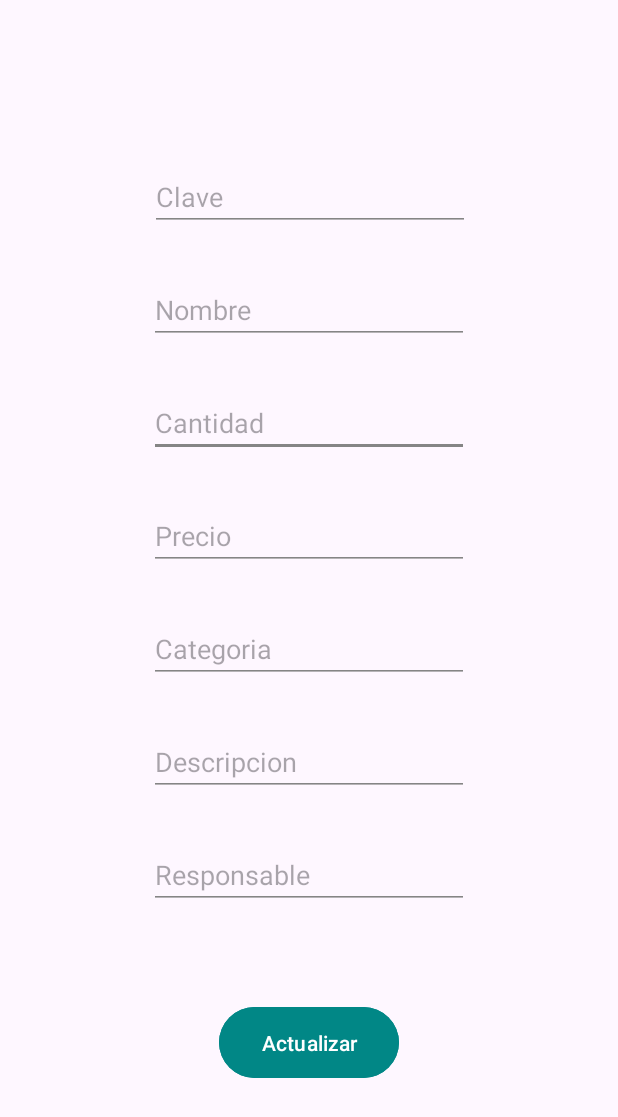
After one commit to anma13711-ops/RecycleView, an Android app: the Actualizar screen opened directly, with no data from a screen before it, on a phone screen of 412 x 824 dp. The commit adds this screen. Shown: the top 1117 px of the screen. Run offline under Robolectric (Android 15) with nearby library versions, the phone set to English and light mode, and no system bars; 1 statement that could not run was skipped.

Commit message:
Actualizar Base de Datos

```diff
--- /dev/null
+++ b/app/src/main/java/com/anmaoff/recycleview/Actualizar.java
@@ -0,0 +1,84 @@
+package com.anmaoff.recycleview;
+
+import android.content.Intent;
+import android.os.Bundle;
+import android.view.View;
+import android.widget.Button;
+import android.widget.EditText;
+import android.widget.Toast;
+
+import androidx.appcompat.app.AppCompatActivity;
+import androidx.core.graphics.Insets;
+import androidx.core.view.ViewCompat;
+import androidx.core.view.WindowCompat;
+import androidx.core.view.WindowInsetsCompat;
+
+import com.anmaoff.recycleview.modelo.Conexion;
+import com.anmaoff.recycleview.modelo.producto;
+import com.anmaoff.recycleview.vistas.MainActivity;
+
+public class Actualizar extends AppCompatActivity {
+
+    EditText txtMClave, txtMCantidad, txtMPrecio, txtMName, txtMCategoria, txtMDescripcion, txtMResponsable;
+    Button btnActualizar;
+
+    @Override
+    protected void onCreate(Bundle savedInstanceState) {
+        super.onCreate(savedInstanceState);
+        WindowCompat.enableEdgeToEdge(getWindow());
+        setContentView(R.layout.activity_actualizar);
+        ViewCompat.setOnApplyWindowInsetsListener(findViewById(R.id.main), (v, insets) -> {
+            Insets systemBars = insets.getInsets(WindowInsetsCompat.Type.systemBars());
+            v.setPadding(systemBars.left, systemBars.top, systemBars.right, systemBars.bottom);
+            return insets;
+        });
+
+        txtMClave = findViewById(R.id.txtClave2);
+        txtMCantidad = findViewById(R.id.txtCantidad2);
+        txtMPrecio = findViewById(R.id.txtPrecio2);
+        txtMName = findViewById(R.id.txtName2);
+        txtMCategoria = findViewById(R.id.txtCategoria2);
+        txtMDescripcion = findViewById(R.id.txtDescripcion2);
+        txtMResponsable = findViewById(R.id.txtResponsable2);
+        btnActualizar = findViewById(R.id.btnActualizar);
+
+        txtMClave.setText(getIntent().getStringExtra("Clave"));
+        txtMCantidad.setText(getIntent().getStringExtra("Cantidad"));
+        txtMPrecio.setText(getIntent().getStringExtra("Precio"));
+        txtMName.setText(getIntent().getStringExtra("Name"));
+        txtMCategoria.setText(getIntent().getStringExtra("Categoria"));
+        txtMDescripcion.setText(getIntent().getStringExtra("Descripcion"));
+        txtMResponsable.setText(getIntent().getStringExtra("Responsable"));
+
+        txtMClave.setEnabled(false);
+
+        btnActualizar.setOnClickListener(new View.OnClickListener() {
+            @Override
+            public void onClick(View v) {
+                try {
+                    Conexion conexion = new Conexion(Actualizar.this);
+                    producto producto = new producto();
+
+                    producto.setClave(Integer.parseInt(txtMClave.getText().toString().trim()));
+                    producto.setCantidad(Integer.parseInt(txtMCantidad.getText().toString().trim()));
+                    producto.setPrecio(Double.parseDouble(txtMPrecio.getText().toString().trim()));
+                    producto.setName(txtMName.getText().toString().trim());
+                    producto.setCategoria(txtMCategoria.getText().toString().trim());
+                    producto.setDescripcion(txtMDescripcion.getText().toString().trim());
+                    producto.setResponsable(txtMResponsable.getText().toString().trim());
+
+                    conexion.actualizar(producto);
+
+                    Intent intent = new Intent(Actualizar.this, MainActivity.class);
+                    intent.addFlags(Intent.FLAG_ACTIVITY_CLEAR_TOP);
+                    startActivity(intent);
+                    finish();
+                } catch (NumberFormatException e) {
+                    Toast.makeText(Actualizar.this,
+                            "Revisa que Cantidad y Precio sean números válidos",
+                            Toast.LENGTH_SHORT).show();
+                }
+            }
+        });
+    }
+}
--- /dev/null
+++ b/app/src/main/res/layout/activity_actualizar.xml
@@ -0,0 +1,131 @@
+<?xml version="1.0" encoding="utf-8"?>
+<androidx.constraintlayout.widget.ConstraintLayout xmlns:android="http://schemas.android.com/apk/res/android"
+    xmlns:app="http://schemas.android.com/apk/res-auto"
+    xmlns:tools="http://schemas.android.com/tools"
+    android:id="@+id/main"
+    android:layout_width="match_parent"
+    android:layout_height="match_parent"
+    tools:context=".Actualizar">
+
+    <EditText
+        android:id="@+id/txtClave2"
+        android:layout_width="wrap_content"
+        android:layout_height="wrap_content"
+        android:layout_marginStart="100dp"
+        android:layout_marginTop="15dp"
+        android:layout_marginEnd="100dp"
+        android:layout_marginBottom="670dp"
+        android:backgroundTint="#858585"
+        android:ems="10"
+        android:hint="Clave"
+        android:inputType="number"
+        app:layout_constraintBottom_toBottomOf="parent"
+        app:layout_constraintEnd_toEndOf="parent"
+        app:layout_constraintHorizontal_bias="0.0"
+        app:layout_constraintStart_toStartOf="parent"
+        app:layout_constraintTop_toTopOf="parent"
+        app:layout_constraintVertical_bias="1.0" />
+
+    <EditText
+        android:id="@+id/txtCantidad2"
+        android:layout_width="wrap_content"
+        android:layout_height="wrap_content"
+        android:layout_marginStart="100dp"
+        android:layout_marginTop="30dp"
+        android:layout_marginEnd="100dp"
+        android:backgroundTint="#858585"
+        android:ems="10"
+        android:hint="Cantidad"
+        android:inputType="number"
+        app:layout_constraintEnd_toEndOf="parent"
+        app:layout_constraintStart_toStartOf="parent"
+        app:layout_constraintTop_toBottomOf="@+id/txtName2" />
+
+    <EditText
+        android:id="@+id/txtPrecio2"
+        android:layout_width="wrap_content"
+        android:layout_height="wrap_content"
+        android:layout_marginStart="100dp"
+        android:layout_marginTop="30dp"
+        android:layout_marginEnd="100dp"
+        android:backgroundTint="#858585"
+        android:ems="10"
+        android:hint="Precio"
+        android:inputType="numberDecimal"
+        app:layout_constraintEnd_toEndOf="parent"
+        app:layout_constraintStart_toStartOf="parent"
+        app:layout_constraintTop_toBottomOf="@+id/txtCantidad2" />
+
+    <Button
+        android:id="@+id/btnActualizar"
+        android:layout_width="120dp"
+        android:layout_height="55dp"
+        android:layout_marginBottom="40dp"
+        android:backgroundTint="@color/design_default_color_secondary_variant"
+        android:text="Actualizar"
+        app:layout_constraintBottom_toBottomOf="parent"
+        app:layout_constraintEnd_toEndOf="parent"
+        app:layout_constraintStart_toStartOf="parent"
+        app:layout_constraintTop_toBottomOf="@+id/txtResponsable2" />
+
+    <EditText
+        android:id="@+id/txtName2"
+        android:layout_width="wrap_content"
+        android:layout_height="wrap_content"
+        android:layout_marginStart="100dp"
+        android:layout_marginTop="30dp"
+        android:layout_marginEnd="100dp"
+        android:backgroundTint="#858585"
+        android:ems="10"
+        android:hint="Nombre"
+        android:inputType="text"
+        app:layout_constraintEnd_toEndOf="parent"
+        app:layout_constraintStart_toStartOf="parent"
+        app:layout_constraintTop_toBottomOf="@+id/txtClave2" />
+
+    <EditText
+        android:id="@+id/txtCategoria2"
+        android:layout_width="wrap_content"
+        android:layout_height="wrap_content"
+        android:layout_marginStart="100dp"
+        android:layout_marginTop="30dp"
+        android:layout_marginEnd="100dp"
+        android:backgroundTint="#858585"
+        android:ems="10"
+        android:hint="Categoria"
+        android:inputType="text"
+        app:layout_constraintEnd_toEndOf="parent"
+        app:layout_constraintStart_toStartOf="parent"
+        app:layout_constraintTop_toBottomOf="@+id/txtPrecio2" />
+
+    <EditText
+        android:id="@+id/txtDescripcion2"
+        android:layout_width="wrap_content"
+        android:layout_height="wrap_content"
+        android:layout_marginStart="100dp"
+        android:layout_marginTop="30dp"
+        android:layout_marginEnd="100dp"
+        android:backgroundTint="#858585"
+        android:ems="10"
+        android:hint="Descripcion"
+        android:inputType="text"
+        app:layout_constraintEnd_toEndOf="parent"
+        app:layout_constraintStart_toStartOf="parent"
+        app:layout_constraintTop_toBottomOf="@+id/txtCategoria2" />
+
+    <EditText
+        android:id="@+id/txtResponsable2"
+        android:layout_width="wrap_content"
+        android:layout_height="wrap_content"
+        android:layout_marginStart="100dp"
+        android:layout_marginTop="30dp"
+        android:layout_marginEnd="100dp"
+        android:backgroundTint="#858585"
+        android:ems="10"
+        android:hint="Responsable"
+        android:inputType="text"
+        app:layout_constraintEnd_toEndOf="parent"
+        app:layout_constraintStart_toStartOf="parent"
+        app:layout_constraintTop_toBottomOf="@+id/txtDescripcion2" />
+
+</androidx.constraintlayout.widget.ConstraintLayout>
--- a/app/src/main/res/values/strings.xml
+++ b/app/src/main/res/values/strings.xml
@@ -1,3 +1,4 @@
 <resources>
     <string name="app_name">RecycleView</string>
+    <string name="btnActualizar">Actualizar</string>
 </resources>
```
Also changed, not shown: app/src/main/AndroidManifest.xml (+4 -3 lines), app/src/main/java/com/anmaoff/recycleview/modelo/Conexion.java (+17 -0 lines), app/src/main/java/com/anmaoff/recycleview/registro.java (+8 -8 lines), app/src/main/java/com/anmaoff/recycleview/vistas/Adaptador.java (+25 -0 lines), app/src/main/java/com/anmaoff/recycleview/vistas/MainActivity.java (+1 -8 lines), app/src/main/res/layout/activity_registro.xml (+15 -15 lines).
